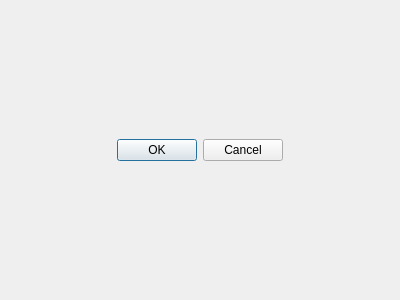
The window that Nayda/cardselector.ui (Mar94oK/Nayda) describes before a commit, drawn with Qt 5.
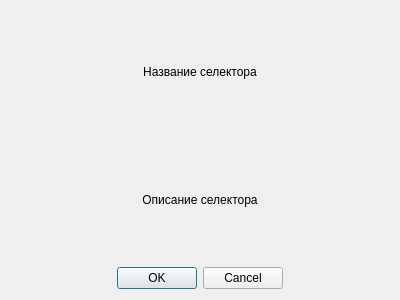
The same window after the commit.

Commit message: Contimie to work with new CardSelector. May be unstable

```diff
--- a/Nayda/cardselector.ui
+++ b/Nayda/cardselector.ui
@@ -14,10 +14,7 @@
    <string>Dialog</string>
   </property>
   <layout class="QGridLayout" name="gridLayout_2">
-   <item row="0" column="0">
-    <layout class="QGridLayout" name="lyt_SelectableCards"/>
-   </item>
-   <item row="1" column="0">
+   <item row="3" column="0">
     <widget class="QDialogButtonBox" name="btnBox_Controls">
      <property name="orientation">
       <enum>Qt::Horizontal</enum>
@@ -30,6 +27,37 @@
      </property>
     </widget>
    </item>
+   <item row="1" column="0">
+    <layout class="QHBoxLayout" name="lyt_SelectorDefinintion">
+     <item>
+      <widget class="QLabel" name="lbl_SelecotrDefinition">
+       <property name="text">
+        <string>Описание селектора</string>
+       </property>
+       <property name="alignment">
+        <set>Qt::AlignCenter</set>
+       </property>
+      </widget>
+     </item>
+    </layout>
+   </item>
+   <item row="2" column="0">
+    <layout class="QGridLayout" name="lyt_SelectableCards"/>
+   </item>
+   <item row="0" column="0">
+    <layout class="QHBoxLayout" name="lyt_SelectorName">
+     <item>
+      <widget class="QLabel" name="lbl_SelectorName">
+       <property name="text">
+        <string>Название селектора</string>
+       </property>
+       <property name="alignment">
+        <set>Qt::AlignCenter</set>
+       </property>
+      </widget>
+     </item>
+    </layout>
+   </item>
   </layout>
  </widget>
  <resources/>
```
The commit also changes 8 other files.
